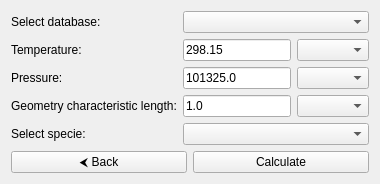
Old version of the form GUI/Ubuntu/src/gui/ui/input/vacuum_page.ui in the repository srebughini/ASALI.
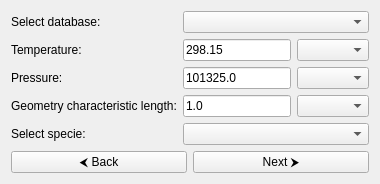
New version of the form.

```diff
--- a/GUI/Ubuntu/src/gui/ui/input/vacuum_page.ui
+++ b/GUI/Ubuntu/src/gui/ui/input/vacuum_page.ui
@@ -103,7 +103,7 @@
                         <item>
                             <widget class="QPushButton" name="nextButton">
                                 <property name="text">
-                                    <string>Calculate</string>
+                                    <string>Next &#x2b9e;</string>
                                 </property>
                                 <property name="toolTip">
                                     <string>Calculate the vacuum properties</string>
```
Left out of the diff: 2 changed lines with no effect on the pictures.
